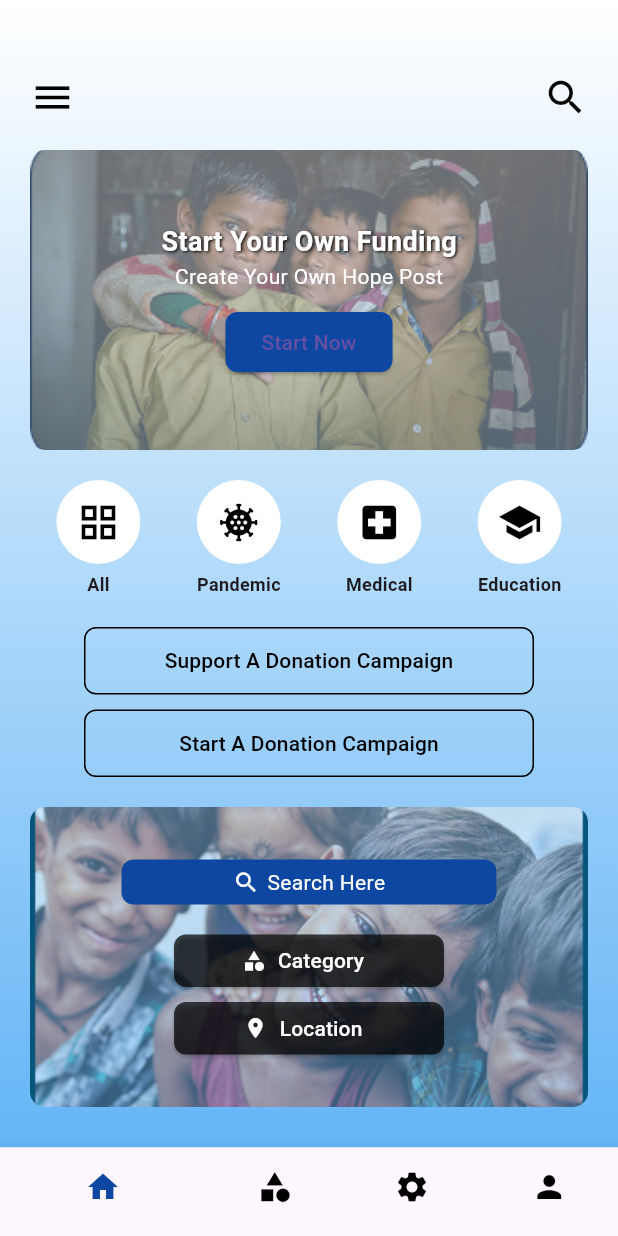
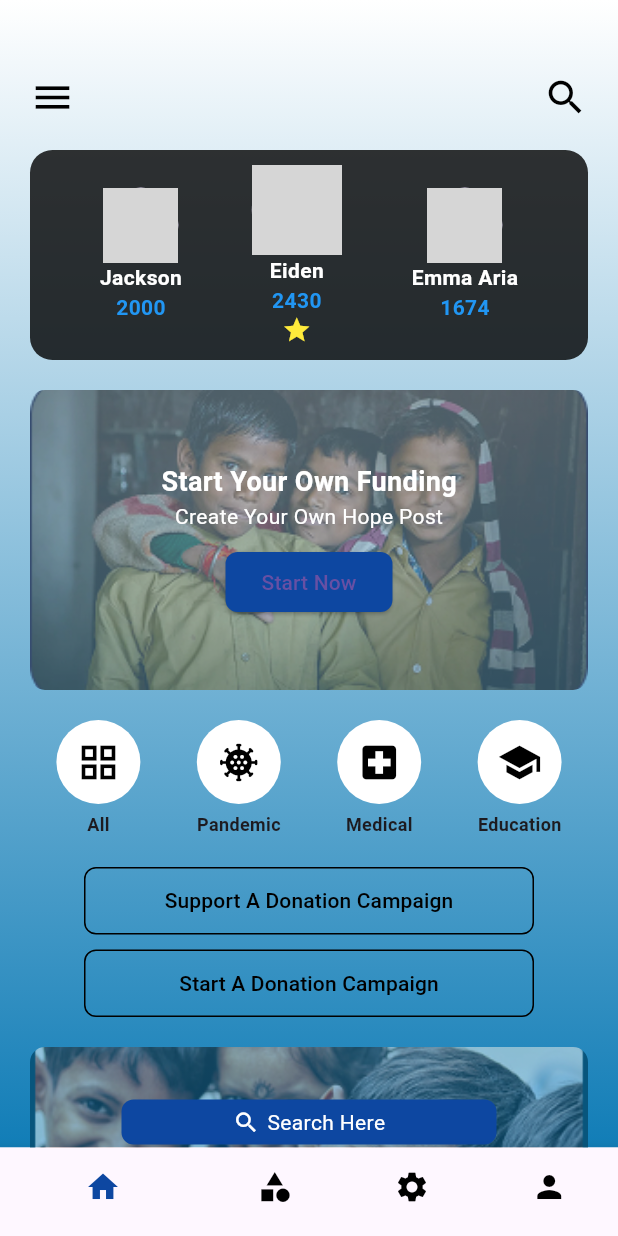
Before and after one commit to thenugamage/Open-Heart, a Flutter app: the HomePage screen opened directly, on a phone screen of 412 x 824 dp. Run offline on Flutter 3.47's test engine with Material 3 defaults, Android fonts, the light colour scheme and no system bars; grey boxes are pictures that could not be loaded.

Commit message:
few color and changes

```diff
--- a/open_heart/lib/IntroPage.dart
+++ b/open_heart/lib/IntroPage.dart
@@ -11,7 +11,7 @@ class IntroPage extends StatelessWidget {
           gradient: LinearGradient(
             begin: Alignment.topCenter,
             end: Alignment.bottomCenter,
-            colors: [Colors.white, Colors.blue.shade300],
+            colors: [Colors.white,  Color.fromARGB(255, 17, 125, 183)],
           ),
         ),
         child: Column(
--- a/open_heart/lib/VerificationFailed.dart
+++ b/open_heart/lib/VerificationFailed.dart
@@ -11,7 +11,7 @@ class OtpFailurePage extends StatelessWidget {
           gradient: LinearGradient(
             begin: Alignment.topCenter,
             end: Alignment.bottomCenter,
-            colors: [Colors.white, Colors.blue.shade300],
+            colors: [Colors.white, Color.fromARGB(255, 17, 125, 183)],
           ),
         ),
         child: Column(
--- a/open_heart/lib/VerificationSuccess.dart
+++ b/open_heart/lib/VerificationSuccess.dart
@@ -11,7 +11,7 @@ class VerificationSuccessPage extends StatelessWidget {
           gradient: LinearGradient(
             begin: Alignment.topCenter,
             end: Alignment.bottomCenter,
-            colors: [Colors.white, Colors.blue.shade300],
+            colors: [Colors.white, Color.fromARGB(255, 17, 125, 183)],
           ),
         ),
         child: Column(
--- a/open_heart/lib/aboutUs.dart
+++ b/open_heart/lib/aboutUs.dart
@@ -22,7 +22,7 @@ class _FeaturedInitiativesPageState extends State<FeaturedInitiativesPage> {
           gradient: LinearGradient(
             begin: Alignment.topCenter,
             end: Alignment.bottomCenter,
-            colors: [Colors.white, Colors.blue.shade300],
+            colors: [Colors.white,  Color.fromARGB(255, 17, 125, 183)],
           ),
         ),
         child: Column(
--- a/open_heart/lib/home.dart
+++ b/open_heart/lib/home.dart
@@ -8,11 +8,11 @@ class HomePage extends StatelessWidget {
       bottomNavigationBar: _buildBottomNavigationBar(),
       body: Container(
         width: double.infinity,
-        decoration: BoxDecoration(
+        decoration: const BoxDecoration(
           gradient: LinearGradient(
             begin: Alignment.topCenter,
             end: Alignment.bottomCenter,
-            colors: [Colors.white, Colors.blue.shade300],
+            colors: [Colors.white, Color.fromARGB(255, 17, 125, 183)],
           ),
         ),
         child: SingleChildScrollView(
@@ -20,17 +20,13 @@ class HomePage extends StatelessWidget {
             children: [
               const SizedBox(height: 50),
 
-              // Top Menu & Search Icons
-              Padding(
-                padding: const EdgeInsets.symmetric(horizontal: 20.0),
-                child: Row(
-                  mainAxisAlignment: MainAxisAlignment.spaceBetween,
-                  children: [
-                    Icon(Icons.menu, size: 30, color: Colors.black),
-                    Icon(Icons.search, size: 30, color: Colors.black),
-                  ],
-                ),
-              ),
+              // **Top Menu & Search Icons**
+              _buildTopBar(),
+
+              const SizedBox(height: 20),
+
+              // **Leaderboard**
+              _buildLeaderboard(),
 
               const SizedBox(height: 20),
 
@@ -60,6 +56,62 @@ class HomePage extends StatelessWidget {
     );
   }
 
+  // **Top Bar (Menu & Search)**
+  Widget _buildTopBar() {
+    return Padding(
+      padding: const EdgeInsets.symmetric(horizontal: 20.0),
+      child: Row(
+        mainAxisAlignment: MainAxisAlignment.spaceBetween,
+        children: [
+          Icon(Icons.menu, size: 30, color: Colors.black),
+          Icon(Icons.search, size: 30, color: Colors.black),
+        ],
+      ),
+    );
+  }
+
+  // **Leaderboard**
+  Widget _buildLeaderboard() {
+    return Padding(
+      padding: const EdgeInsets.symmetric(horizontal: 20.0),
+      child: Stack(
+        alignment: Alignment.center,
+        children: [
+          Container(
+            padding: const EdgeInsets.symmetric(vertical: 10),
+            decoration: BoxDecoration(
+              color: Colors.black.withOpacity(0.8),
+              borderRadius: BorderRadius.circular(15),
+            ),
+            child: Row(
+              mainAxisAlignment: MainAxisAlignment.spaceEvenly,
+              children: [
+                _leaderboardProfile("Jackson", "2000", "Assets/user1.png"),
+                _leaderboardProfile("Eiden", "2430", "Assets/user2.png", true),
+                _leaderboardProfile("Emma Aria", "1674", "Assets/user3.png"),
+              ],
+            ),
+          ),
+        ],
+      ),
+    );
+  }
+
+  Widget _leaderboardProfile(String name, String score, String imgPath, [bool isTop = false]) {
+    return Column(
+      children: [
+        CircleAvatar(
+          radius: isTop ? 30 : 25,
+          backgroundImage: AssetImage(imgPath),
+        ),
+        Text(name, style: TextStyle(color: Colors.white, fontWeight: FontWeight.bold)),
+        Text(score, style: TextStyle(color: Colors.blue, fontWeight: FontWeight.bold)),
+        if (isTop)
+          Icon(Icons.star, color: Colors.yellow, size: 20),
+      ],
+    );
+  }
+
   // **Banner Section**
   Widget _buildBanner() {
     return Padding(
@@ -70,7 +122,7 @@ class HomePage extends StatelessWidget {
           alignment: Alignment.center,
           children: [
             Image.asset(
-              'Assets/homeimg1.png', // Replace with your actual banner image
+              'Assets/homeimg1.png',
               width: double.infinity,
               height: 200,
               fit: BoxFit.cover,
@@ -83,13 +135,6 @@ class HomePage extends StatelessWidget {
                     fontSize: 18,
                     fontWeight: FontWeight.bold,
                     color: Colors.white,
-                    shadows: [
-                      Shadow(
-                        offset: Offset(1, 1),
-                        blurRadius: 2,
-                        color: Colors.black,
-                      ),
-                    ],
                   ),
                 ),
                 const Text(
@@ -184,7 +229,7 @@ class HomePage extends StatelessWidget {
           alignment: Alignment.center,
           children: [
             Image.asset(
-              'Assets/homeimg2.png', // Background image for search section
+              'Assets/homeimg2.png',
               width: double.infinity,
               height: 200,
               fit: BoxFit.cover,
@@ -227,7 +272,7 @@ class HomePage extends StatelessWidget {
     );
   }
 
-  // **Filter Buttons (Category & Location)**
+  // **Filter Buttons**
   Widget _filterButton(IconData icon, String text) {
     return SizedBox(
       width: 180,
@@ -239,10 +284,7 @@ class HomePage extends StatelessWidget {
         ),
         onPressed: () {},
         icon: Icon(icon, color: Colors.white, size: 16),
-        label: Text(
-          text,
-          style: const TextStyle(fontSize: 14, color: Colors.white),
-        ),
+        label: Text(text, style: const TextStyle(fontSize: 14, color: Colors.white)),
       ),
     );
   }
--- a/open_heart/lib/signup.dart
+++ b/open_heart/lib/signup.dart
@@ -13,7 +13,7 @@ class SignUpScreen extends StatelessWidget {
           gradient: LinearGradient(
             begin: Alignment.topCenter,
             end: Alignment.bottomCenter,
-            colors: [Colors.white, Color(0xFF6AB1D7)],
+            colors: [Colors.white, Color.fromARGB(255, 17, 125, 183)],
           ),
         ),
         child: Padding(
```
Also changed, not shown: open_heart/lib/main.dart (+19 -10 lines).
